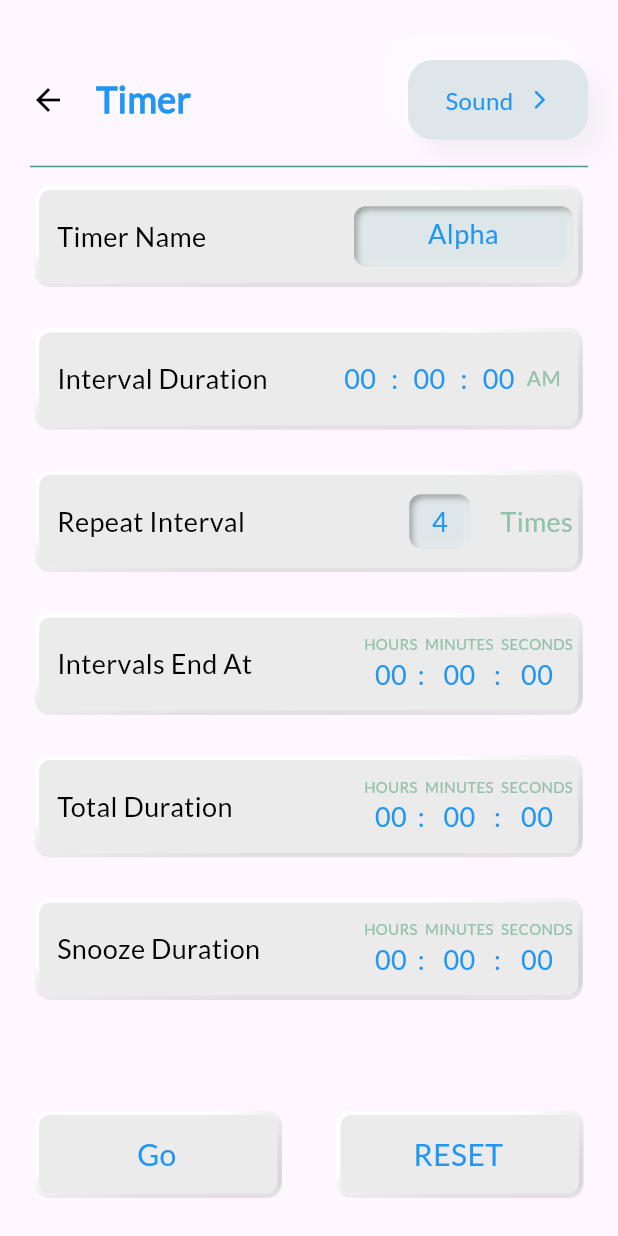
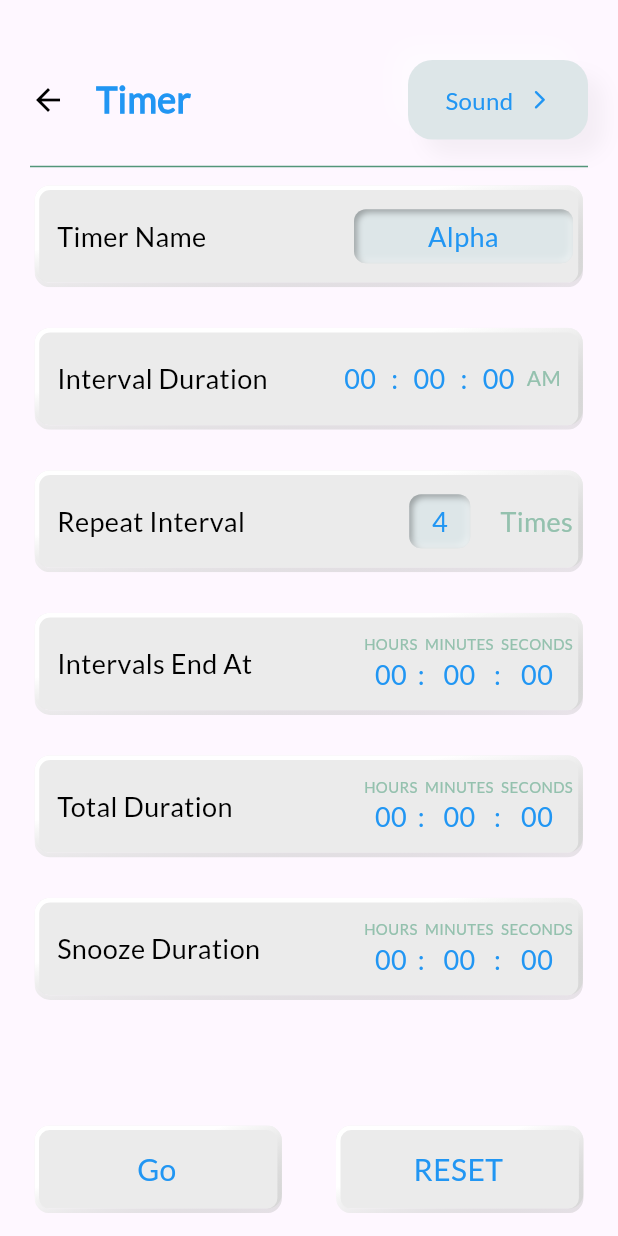
Before and after one commit to thecompletesoftech/alarmclock, a Flutter app: the AddMIVSTimer screen opened directly, on a phone screen of 412 x 824 dp. Run offline on Flutter 3.47's test engine with Material 3 defaults, Android fonts, the phone set to English and light mode, and no system bars; our stand-ins replace analog_clock, assets_audio_player, awesome_notifications, cached_network_image, carousel_slider, cloud_firestore and 17 more; missing offline and left inert: alarm; accounts and stored records are empty; key blocks and very long unbroken strings in the code were emptied for the run.

Commit message:
TimerList

```diff
--- a/lib/View/MIVSTimer/AddMiIVsTimer.dart
+++ b/lib/View/MIVSTimer/AddMiIVsTimer.dart
@@ -153,7 +153,7 @@ class _AddMIVSTimerState extends State<AddMIVSTimer> {
                           .split(":")[2]
                           .toString()),
                 ),
-                SizedBox(height: 30),
+                SizedBox(height:  NeumorphicTheme.isUsingDark(context) ? 80 : 40),
                 Row(
                   children: [
                     Expanded(
@@ -192,7 +192,7 @@ class _AddMIVSTimerState extends State<AddMIVSTimer> {
                           _mivsctrl.clerdata();
                         },
                       ),
-                    ),
+                    ),SizedBox(height: 20,)
                   ],
                 ),
               ],
--- a/lib/View/MIVSTimer/AlarmTimesUp.dart
+++ b/lib/View/MIVSTimer/AlarmTimesUp.dart
@@ -54,7 +54,7 @@ class _AlramTimesupState extends State<AlramTimesup> {
             subtitle: timeuptext,
           )),
       body: Padding(
-        padding: const EdgeInsets.symmetric(horizontal: 15.0),
+        padding: const EdgeInsets.symmetric(horizontal: 20.0),
         child: SingleChildScrollView(
           child: Column(
             children: [
--- a/lib/Widgets/TimeNameCard.dart
+++ b/lib/Widgets/TimeNameCard.dart
@@ -28,7 +28,7 @@ class TimeNameCard extends StatelessWidget {
                     boxShape: buttonradius(),
                   ),
                   child: Container(
-                    height: 40,
+                    // height: 50,
                     width: 146,
                     padding: EdgeInsets.symmetric(horizontal: 20, vertical: 5),
                     child: Text(
@@ -42,7 +42,7 @@ class TimeNameCard extends StatelessWidget {
             ],
           ),
         ],
-      ).paddingSymmetric(vertical:NeumorphicTheme.isUsingDark(context) ? 3 : 5),
+      ).paddingSymmetric(vertical:NeumorphicTheme.isUsingDark(context) ? 4 : 0),
     );
   }
 }
```
Also changed, not shown: lib/View/MIVSTimer/MIVSTime.dart (+24 -6 lines), assets/TimeMachine.png (added).
